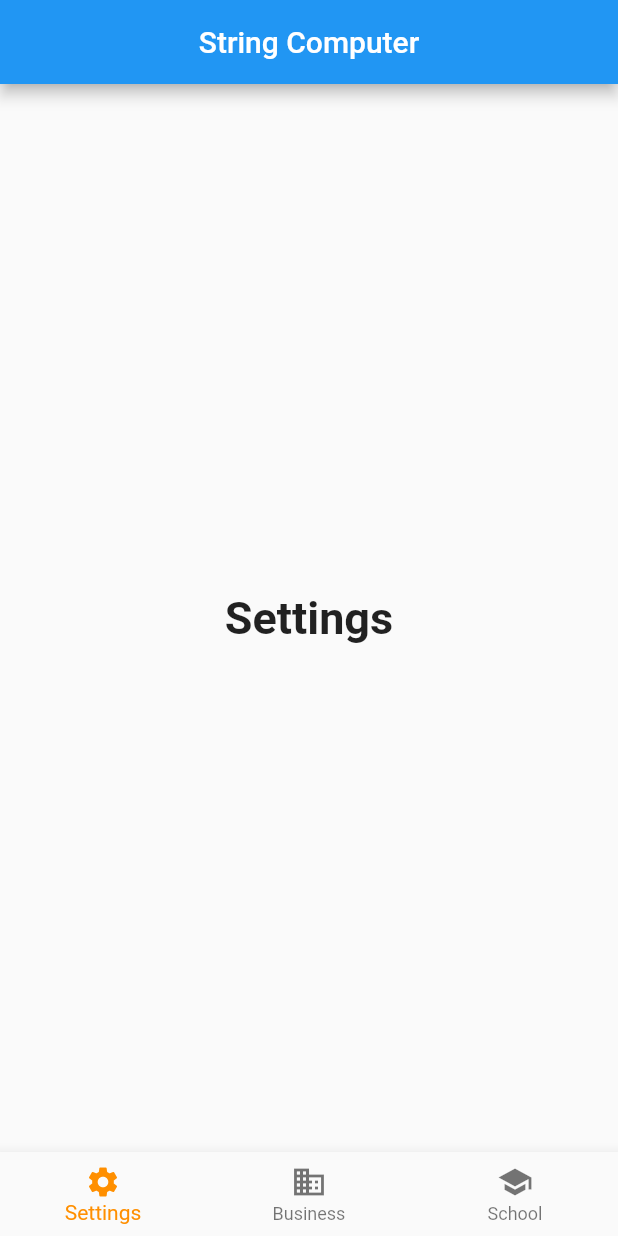
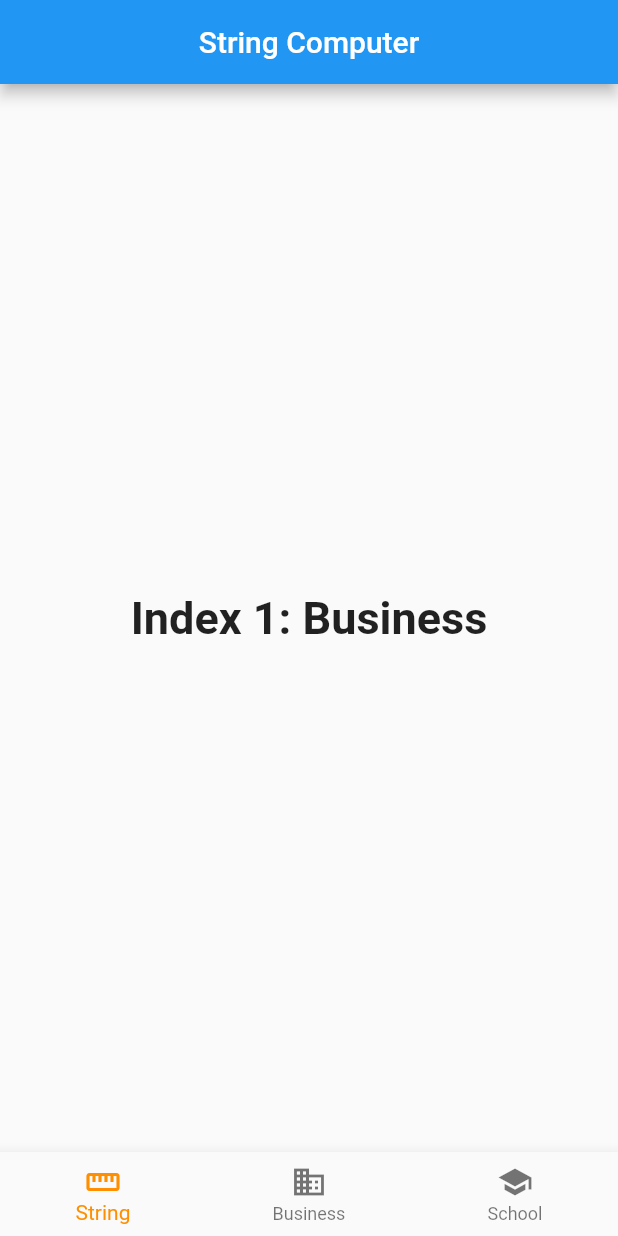
Before and after one commit to GRGSIBERIA/flutter-midi-note-app, a Flutter app: the screen it shows after launch, on a phone screen of 412 x 824 dp. Run offline on Flutter 3.47's test engine with Material 2 defaults, Android fonts, the phone set to English and light mode, and no system bars.

Commit message:
なんでconstで宣言するんだという気持ち

```diff
--- /dev/null
+++ b/midi_note_app/lib/state/string.dart
@@ -0,0 +1 @@
+import 'package:flutter/material.dart';
--- a/midi_note_app/lib/stateful.dart
+++ b/midi_note_app/lib/stateful.dart
@@ -16,7 +16,7 @@ class _MyStatefulWidgetState extends State<MyStatefulWidget> {
 
   static const List<Widget> _widgetOptions = <Widget>[
     Text(
-      'Settings',
+      'Index 1: Business',
       style: optionStyle,
     ),
     Text(
@@ -47,8 +47,8 @@ class _MyStatefulWidgetState extends State<MyStatefulWidget> {
       bottomNavigationBar: BottomNavigationBar(
         items: const <BottomNavigationBarItem>[
           BottomNavigationBarItem(
-            icon: Icon(Icons.settings),
-            title: Text('Settings'),
+            icon: Icon(Icons.straighten),
+            title: Text('String'),
           ),
           BottomNavigationBarItem(
             icon: Icon(Icons.business),
```
